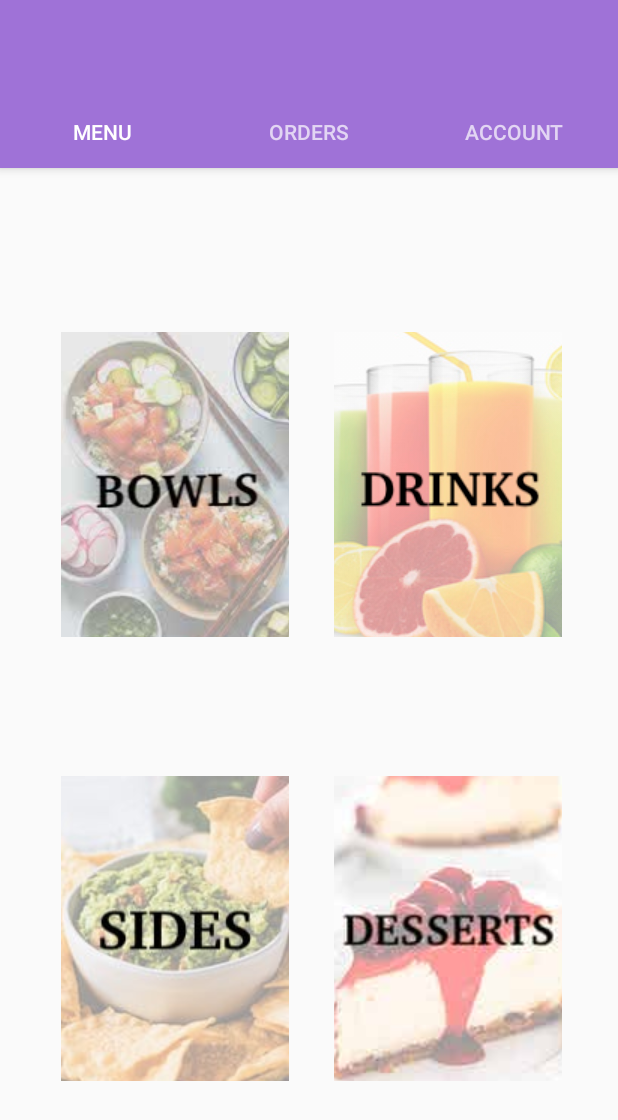
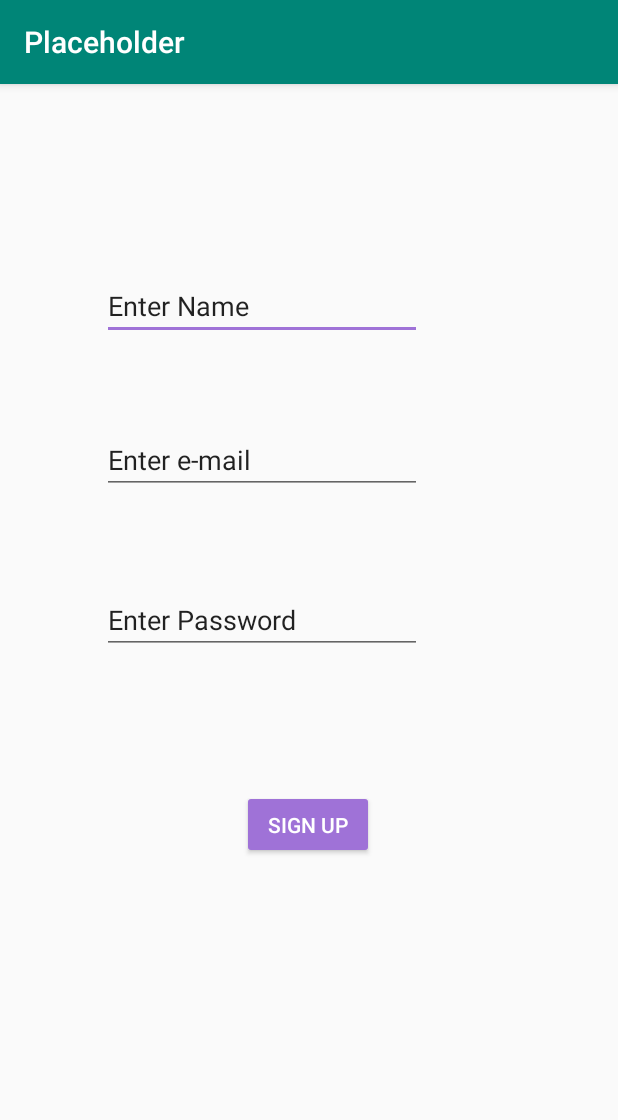
Before and after one commit to ekosharny/Placeholder, an Android app: the screen it shows after launch (TabFragments before the commit, SignUp after it), after a tap on "DON'T HAVE AN ACCOUNT? CLICK HERE", on a phone screen of 412 x 824 dp. Shown: the top 1120 px of the screen. Run offline under Robolectric (Android 15) with nearby library versions, the phone set to English and light mode, and no system bars; Roboto replaces fonts that are not available here.

Commit message:
xml files and sign up database

```diff
--- a/app/src/main/AndroidManifest.xml
+++ b/app/src/main/AndroidManifest.xml
@@ -9,7 +9,8 @@
         android:roundIcon="@mipmap/ic_launcher_round"
         android:supportsRtl="true"
         android:theme="@style/AppTheme">
-        <activity android:name=".settings"></activity>
+        <activity android:name=".SignUp"></activity>
+        <activity android:name=".settings" />
         <activity android:name=".desserts" />
         <activity android:name=".sides" />
         <activity android:name=".drinks" />
--- /dev/null
+++ b/app/src/main/java/com/example/placeholder/DatabaseHelper.java
@@ -0,0 +1,51 @@
+package com.example.placeholder;
+
+import android.content.ContentValues;
+import android.content.Context;
+import android.database.sqlite.SQLiteDatabase;
+import android.database.sqlite.SQLiteOpenHelper;
+import android.util.Log;
+
+public class DatabaseHelper extends SQLiteOpenHelper  {
+
+    private static final String TAG = "DatabasHelper";
+
+    private static final String TABLE_NAME = "users";
+    private static final String COL1 = "ID";
+    private static final String COL2 = "name";
+    private static final String COL3 = "email";
+    private static final String COL4 = "password";
+
+
+    public DatabaseHelper(Context context) {
+        super(context, TABLE_NAME, null, 1);
+    }
+
+
+    @Override
+    public void onCreate(SQLiteDatabase db) {
+
+        String createTable = (String)"CREATE TABLE" + TABLE_NAME + " (ID INTEGER PRIMARY KEY AUTOINCREMENT, " + COL2 + " TEXT)";
+        db.execSQL(createTable);
+    }
+
+    @Override
+    public void onUpgrade(SQLiteDatabase db, int oldVersion, int newVersion) {
+        db.execSQL("DROP IF TABLE EXISTS" + TABLE_NAME);
+        onCreate(db);
+    }
+
+    public boolean addData(String item){
+        SQLiteDatabase db = this.getWritableDatabase();
+        ContentValues contentValues = new ContentValues();
+        contentValues.put(COL2, item);
+
+        Log.d(TAG, "addData: Adding " + item + " to " + TABLE_NAME);
+        long result = db.insert(TABLE_NAME, null, contentValues);
+
+        if(result ==-1){
+            return false;
+        } else
+            return true;
+    }
+}
--- a/app/src/main/java/com/example/placeholder/MainActivity.java
+++ b/app/src/main/java/com/example/placeholder/MainActivity.java
@@ -41,7 +41,7 @@ public class MainActivity extends AppCompatActivity {
         click.setOnClickListener(new OnClickListener() {
             @Override
             public void onClick(View v) {
-                startActivity(new Intent(MainActivity.this, TabFragments.class));
+                startActivity(new Intent(MainActivity.this, SignUp.class));
             }
         });
 
--- /dev/null
+++ b/app/src/main/java/com/example/placeholder/SignUp.java
@@ -0,0 +1,25 @@
+package com.example.placeholder;
+
+import android.os.Bundle;
+import android.support.v7.app.AppCompatActivity;
+import android.widget.Button;
+import android.widget.EditText;
+
+public class SignUp extends AppCompatActivity {
+
+    com.example.placeholder.DatabaseHelper mDatabaseHelper;
+    private EditText name, email, password;
+    private Button signup;
+
+    @Override
+    protected void onCreate(Bundle savedInstanceState) {
+        super.onCreate(savedInstanceState);
+        setContentView(R.layout.activity_sign_up);
+
+        name = findViewById(R.id.nameInput);
+        email = findViewById(R.id.emailInput);
+        password = findViewById(R.id.passwordInput);
+        signup = findViewById(R.id.signUpButton);
+
+    }
+}
--- /dev/null
+++ b/app/src/main/res/layout/activity_sign_up.xml
@@ -0,0 +1,87 @@
+<?xml version="1.0" encoding="utf-8"?>
+<android.support.constraint.ConstraintLayout xmlns:android="http://schemas.android.com/apk/res/android"
+    xmlns:app="http://schemas.android.com/apk/res-auto"
+    xmlns:tools="http://schemas.android.com/tools"
+    android:layout_width="match_parent"
+    android:layout_height="match_parent"
+    tools:context=".SignUp">
+
+    <Button
+        android:id="@+id/signUpButton"
+        style="@style/Widget.AppCompat.Button.Colored"
+        android:layout_width="wrap_content"
+        android:layout_height="46dp"
+        android:layout_marginStart="8dp"
+        android:layout_marginLeft="8dp"
+        android:layout_marginTop="8dp"
+        android:layout_marginEnd="8dp"
+        android:layout_marginRight="8dp"
+        android:layout_marginBottom="8dp"
+        android:text="@string/SignUp"
+        app:layout_constraintBottom_toBottomOf="parent"
+        app:layout_constraintEnd_toEndOf="parent"
+        app:layout_constraintHorizontal_bias="0.498"
+        app:layout_constraintStart_toStartOf="parent"
+        app:layout_constraintTop_toTopOf="parent"
+        app:layout_constraintVertical_bias="0.655" />
+
+    <EditText
+        android:id="@+id/nameInput"
+        android:layout_width="wrap_content"
+        android:layout_height="wrap_content"
+        android:layout_marginStart="8dp"
+        android:layout_marginLeft="8dp"
+        android:layout_marginTop="8dp"
+        android:layout_marginEnd="8dp"
+        android:layout_marginRight="8dp"
+        android:layout_marginBottom="8dp"
+        android:ems="10"
+        android:inputType="textPersonName"
+        android:text="@string/entername"
+        app:layout_constraintBottom_toTopOf="@+id/emailInput"
+        app:layout_constraintEnd_toEndOf="parent"
+        app:layout_constraintHorizontal_bias="0.329"
+        app:layout_constraintStart_toStartOf="parent"
+        app:layout_constraintTop_toTopOf="parent"
+        app:layout_constraintVertical_bias="0.702" />
+
+    <EditText
+        android:id="@+id/emailInput"
+        android:layout_width="wrap_content"
+        android:layout_height="wrap_content"
+        android:layout_marginStart="8dp"
+        android:layout_marginLeft="8dp"
+        android:layout_marginTop="8dp"
+        android:layout_marginEnd="8dp"
+        android:layout_marginRight="8dp"
+        android:layout_marginBottom="8dp"
+        android:ems="10"
+        android:inputType="textEmailAddress"
+        android:text="@string/enteremail"
+        app:layout_constraintBottom_toBottomOf="parent"
+        app:layout_constraintEnd_toEndOf="parent"
+        app:layout_constraintHorizontal_bias="0.329"
+        app:layout_constraintStart_toStartOf="parent"
+        app:layout_constraintTop_toTopOf="parent"
+        app:layout_constraintVertical_bias="0.311" />
+
+    <EditText
+        android:id="@+id/passwordInput"
+        android:layout_width="wrap_content"
+        android:layout_height="wrap_content"
+        android:layout_marginStart="8dp"
+        android:layout_marginLeft="8dp"
+        android:layout_marginTop="8dp"
+        android:layout_marginEnd="8dp"
+        android:layout_marginRight="8dp"
+        android:layout_marginBottom="8dp"
+        android:ems="10"
+        android:inputType="text"
+        android:text="@string/enterpassword"
+        app:layout_constraintBottom_toBottomOf="parent"
+        app:layout_constraintEnd_toEndOf="parent"
+        app:layout_constraintHorizontal_bias="0.329"
+        app:layout_constraintStart_toStartOf="parent"
+        app:layout_constraintTop_toTopOf="parent"
+        app:layout_constraintVertical_bias="0.462" />
+</android.support.constraint.ConstraintLayout>
--- a/app/src/main/res/values/strings.xml
+++ b/app/src/main/res/values/strings.xml
@@ -15,4 +15,8 @@
     <string name="workInProgress">workInProgress</string>
     <string name="CreateYourOwnBowl">Create Your Own Bowl</string>
     <string name="PremadeBowls">Premade Bowls</string>
+    <string name="entername">Enter Name</string>
+    <string name="enteremail">Enter e-mail</string>
+    <string name="enterpassword">Enter Password</string>
+    <string name="SignUp">Sign Up</string>
 </resources>
```
